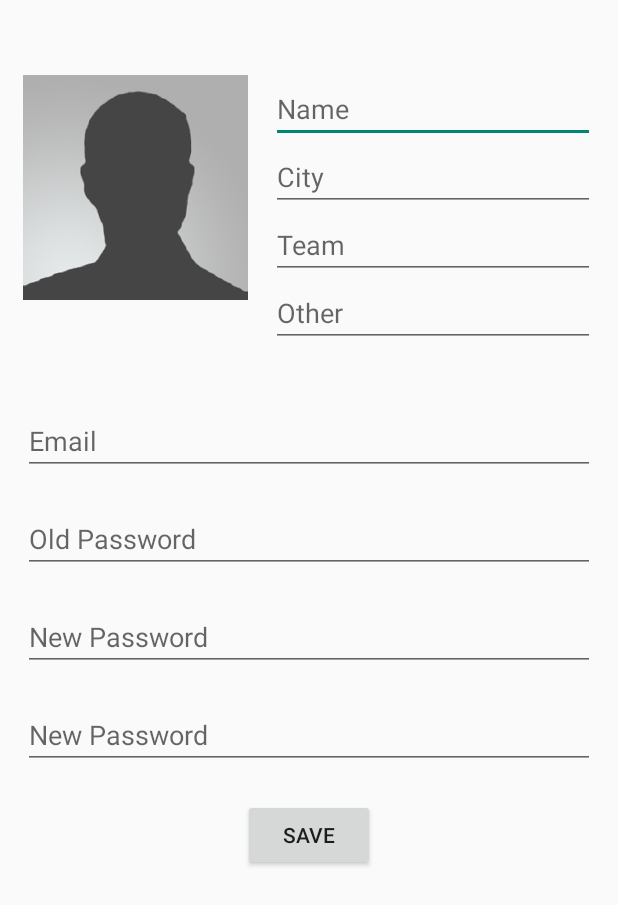
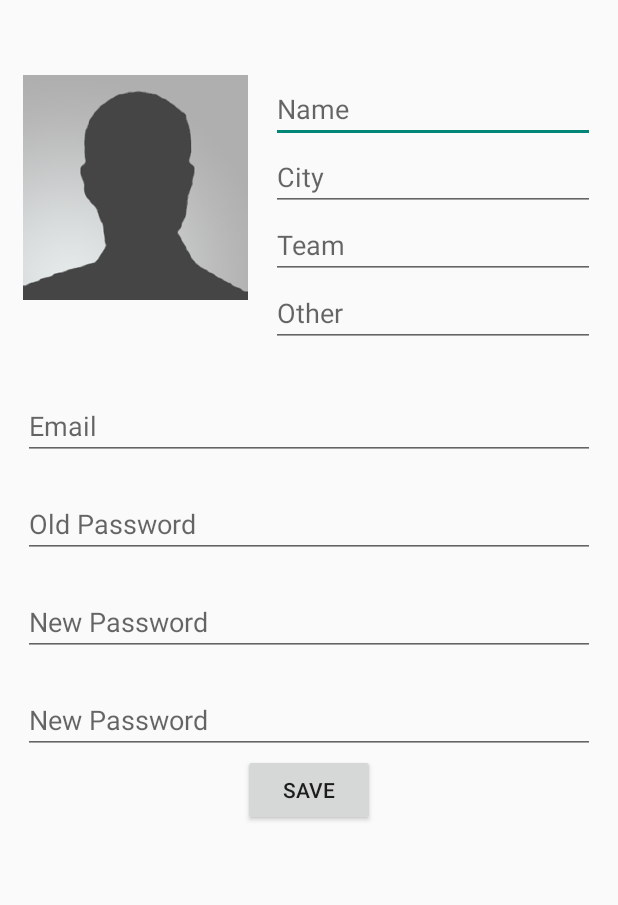
Before and after one commit to cooper-j/fullcount, an Android app: the layout activity_settings.xml on its own in the app's theme, with its tools: preview values and no code run, on a phone screen of 412 x 824 dp. Shown: the top 905 px of the screen. Run offline under Robolectric (Android 15) with nearby library versions, the phone set to English and light mode, and no system bars.

Commit message:
merge error

```diff
--- a/app/src/main/AndroidManifest.xml
+++ b/app/src/main/AndroidManifest.xml
@@ -2,13 +2,14 @@
 <manifest xmlns:android="http://schemas.android.com/apk/res/android"
     package="edu.csulb.android.fullcount" >
 
+    <uses-permission android:name="android.permission.INTERNET" />
     <application
         android:allowBackup="true"
         android:icon="@drawable/ic_launcher"
         android:label="@string/app_name"
         android:theme="@style/AppTheme" >
         <activity
-            android:name=".IntroActivity"
+            android:name=".SettingsActivity"
             android:label="@string/app_name" >
             <intent-filter>
                 <action android:name="android.intent.action.MAIN" />
@@ -33,7 +34,7 @@
             android:name=".PlayerCardActivity"
             android:label="@string/app_name" />
         <activity
-            android:name=".SettingsActivity"
+            android:name=".IntroActivity"
             android:label="@string/app_name" />
     </application>
 
--- a/app/src/main/res/layout/activity_settings.xml
+++ b/app/src/main/res/layout/activity_settings.xml
@@ -86,10 +86,10 @@
         android:layout_width="wrap_content"
         android:layout_height="wrap_content"
         android:text="@string/save"
-        android:id="@+id/button"
+        android:id="@+id/save"
         android:layout_below="@+id/newPassword2"
         android:layout_centerHorizontal="true"
-        android:layout_marginTop="20dp" />
+        android:layout_marginTop="0dp" />
 
     <EditText
         android:layout_width="fill_parent"
@@ -99,7 +99,7 @@
         android:id="@+id/email"
         android:layout_below="@+id/editText7"
         android:layout_centerHorizontal="true"
-        android:layout_marginTop="40dp"
+        android:layout_marginTop="30dp"
         android:hint="@string/email" />
 
 
```
Also changed, not shown: app/src/main/java/edu/csulb/android/fullcount/SettingsActivity.java (+74 -0 lines), 1 other file.
